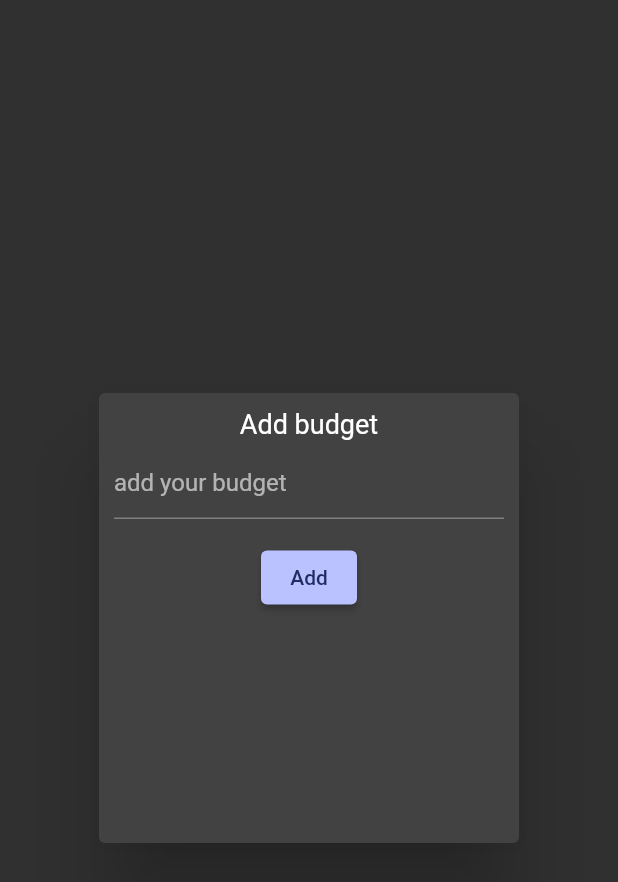
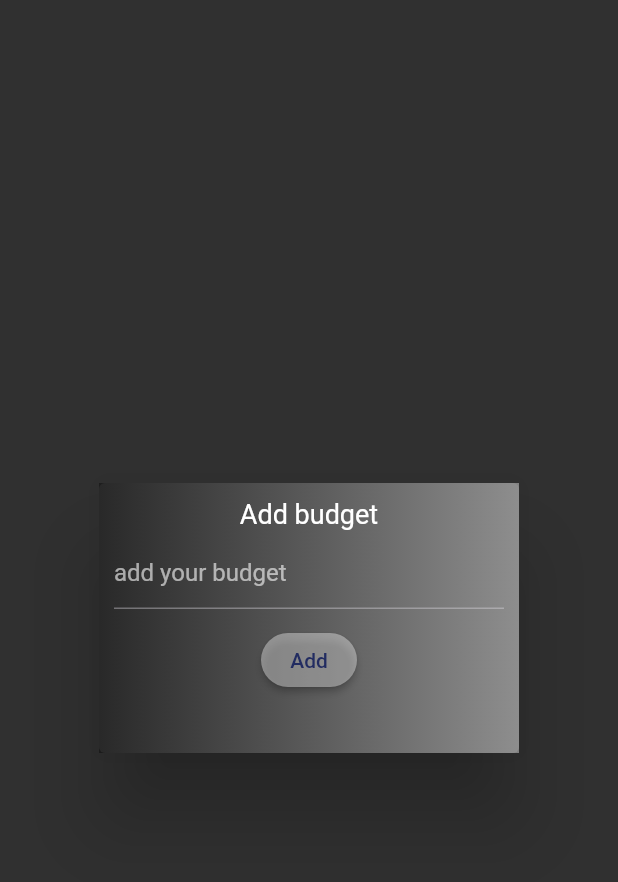
Before and after one commit to CyberCadence/moneytr, a Flutter app: what addBudgetWidget() shows on an empty page, opened directly, on a phone screen of 412 x 824 dp. Shown: the top 882 px of the screen. Run offline on Flutter 3.47's test engine with Material 2 defaults, Android fonts, the light colour scheme and no system bars; our stand-ins replace hive, hive_flutter, percent_indicator, shared_preferences; accounts and stored records are empty.

Commit message:
button styles edited

```diff
--- a/lib/main.dart
+++ b/lib/main.dart
@@ -11,7 +11,7 @@ import 'package:shared_preferences/shared_preferences.dart';
 void main() async {
   WidgetsFlutterBinding.ensureInitialized();
   final localStorageServicee = LocalStorageService();
- await  localStorageServicee.initializeHive();
+  await localStorageServicee.initializeHive();
   final sharedPreference = await SharedPreferences.getInstance();
   return runApp(MyApp(
     sharedPreferences: sharedPreference,
@@ -28,7 +28,8 @@ class MyApp extends StatelessWidget {
         providers: [
           ChangeNotifierProvider<ThemeService>(
               create: (_) => ThemeService(sharedPreferences)),
-          ChangeNotifierProvider<BudgetViewModel>(create: (_) => BudgetViewModel())
+          ChangeNotifierProvider<BudgetViewModel>(
+              create: (_) => BudgetViewModel())
         ],
         child: Builder(
           builder: (BuildContext context) {
--- a/lib/widgets/addTransaction.dart
+++ b/lib/widgets/addTransaction.dart
@@ -17,8 +17,11 @@ class _addTransactionState extends State<addTransaction> {
   @override
   Widget build(BuildContext context) {
     return Dialog(
-      child: SizedBox(
-        width: 200,
+      child: Container( decoration: BoxDecoration(
+          gradient: LinearGradient(
+              colors: [Colors.black38, Colors.white.withOpacity(0.4)]),
+        ),
+        width: MediaQuery.of(context).size.width/1.3,
         height: 300,
         child: Padding(
           padding: const EdgeInsets.all(15.0),
@@ -72,8 +75,13 @@ class _addTransactionState extends State<addTransaction> {
                       Navigator.pop(context);
                     }
                   },
-                  child: const Text('Add'))
-            ],
+                  child: const Text('Add'),
+                  style: ButtonStyle(
+                  backgroundColor: MaterialStateProperty.all(Colors.white38),
+                  shape: MaterialStateProperty.all<RoundedRectangleBorder>(
+                      RoundedRectangleBorder(
+                          borderRadius: BorderRadius.circular(18.0))))
+           ) ],
           ),
         ),
       ),
@@ -93,9 +101,12 @@ class _addBudgetWidgetState extends State<addBudgetWidget> {
   @override
   Widget build(BuildContext context) {
     return Dialog(
-      child: SizedBox(
-        width: MediaQuery.of(context).size.width / 1 / 3,
-        height: 300,
+      child: Container( decoration: BoxDecoration(
+        gradient: LinearGradient(
+            colors: [Colors.black38, Colors.white.withOpacity(0.4)]),
+      )
+        ,width: 100,
+        height: 180,
         child: Padding(
           padding: const EdgeInsets.all(10),
           child: Column(
@@ -116,9 +127,13 @@ class _addBudgetWidgetState extends State<addBudgetWidget> {
                 decoration: const InputDecoration(hintText: 'add your budget'),
               ),
               const SizedBox(
-                height: 15,
+                height: 10,
               ),
-              ElevatedButton(
+              ElevatedButton(style: ButtonStyle(
+                  backgroundColor: MaterialStateProperty.all(Colors.white38),
+                  shape: MaterialStateProperty.all<RoundedRectangleBorder>(
+                      RoundedRectangleBorder(
+                          borderRadius: BorderRadius.circular(18.0)))),
                   onPressed: () {
                     if (_budgetTracker.text.isNotEmpty) {
                       widget.budgettoAdd(double.parse(_budgetTracker.text));
```
Also changed, not shown: lib/widgets/tracnsactionCard.dart (+17 -6 lines), pubspec.lock, 1 other file.
